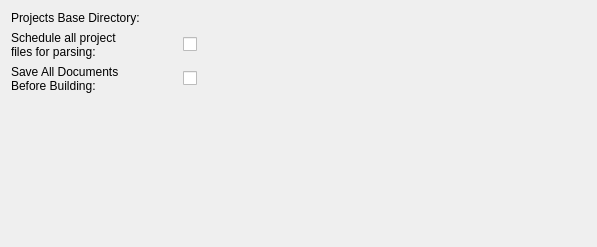
This is shell/settings/projectsettings.ui in KDE/kdevelop as Qt 5 draws it before an edit. The edited form follows.
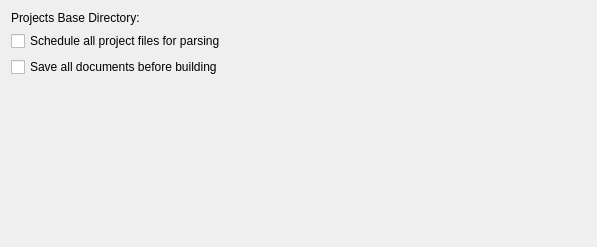
This is the edited form. Custom widgets are drawn as their Qt base class.

Commit message:
change layout of the Project configure dialog page
Having the labels left of the checkboxes was different from the other
pages so this gives it a more unified look.

Patch:
```diff
--- a/shell/settings/projectsettings.ui
+++ b/shell/settings/projectsettings.ui
@@ -10,8 +10,10 @@
     <height>247</height>
    </rect>
   </property>
-  <layout class="QGridLayout" name="gridLayout">
-   <item row="0" column="0">
+  <layout class="QVBoxLayout" name="verticalLayout">
+   <item>
+    <layout class="QHBoxLayout" name="horizontalLayout_3">
+     <item>
     <widget class="QLabel" name="label_3">
      <property name="text">
       <string>Projects Base Directory:</string>
@@ -21,7 +23,7 @@
      </property>
     </widget>
    </item>
-   <item row="0" column="1">
+     <item>
     <widget class="KUrlRequester" name="kcfg_projectsBaseDirectory">
      <property name="toolTip">
       <string>Select the base directory where new projects are to be created.</string>
@@ -31,28 +33,26 @@
      </property>
     </widget>
    </item>
-   <item row="1" column="0">
-    <widget class="QLabel" name="label_2">
-     <property name="text">
-      <string>Schedule all project
-files for parsing:</string>
-     </property>
-     <property name="buddy">
-      <cstring>kcfg_parseAllProjectSources</cstring>
-     </property>
-    </widget>
+    </layout>
    </item>
-   <item row="1" column="1">
+   <item>
     <widget class="QCheckBox" name="kcfg_parseAllProjectSources">
      <property name="toolTip">
       <string>Parse all files in a project after the project has been opened.</string>
      </property>
      <property name="text">
-      <string/>
+      <string>Schedule all project files for parsing</string>
      </property>
     </widget>
    </item>
-   <item row="4" column="1">
+   <item>
+    <widget class="QCheckBox" name="kcfg_saveDocuments">
+     <property name="text">
+      <string>Save all documents before building</string>
+     </property>
+    </widget>
+   </item>
+   <item>
     <spacer name="verticalSpacer">
      <property name="orientation">
       <enum>Qt::Vertical</enum>
@@ -65,21 +65,6 @@
      </property>
     </spacer>
    </item>
-   <item row="2" column="1">
-    <widget class="QCheckBox" name="kcfg_saveDocuments">
-     <property name="text">
-      <string/>
-     </property>
-    </widget>
-   </item>
-   <item row="2" column="0">
-    <widget class="QLabel" name="label_4">
-     <property name="text">
-      <string>Save All Documents
-Before Building:</string>
-     </property>
-    </widget>
-   </item>
   </layout>
  </widget>
  <customwidgets>
```
Lines whose indentation alone changed are shown as unchanged.
